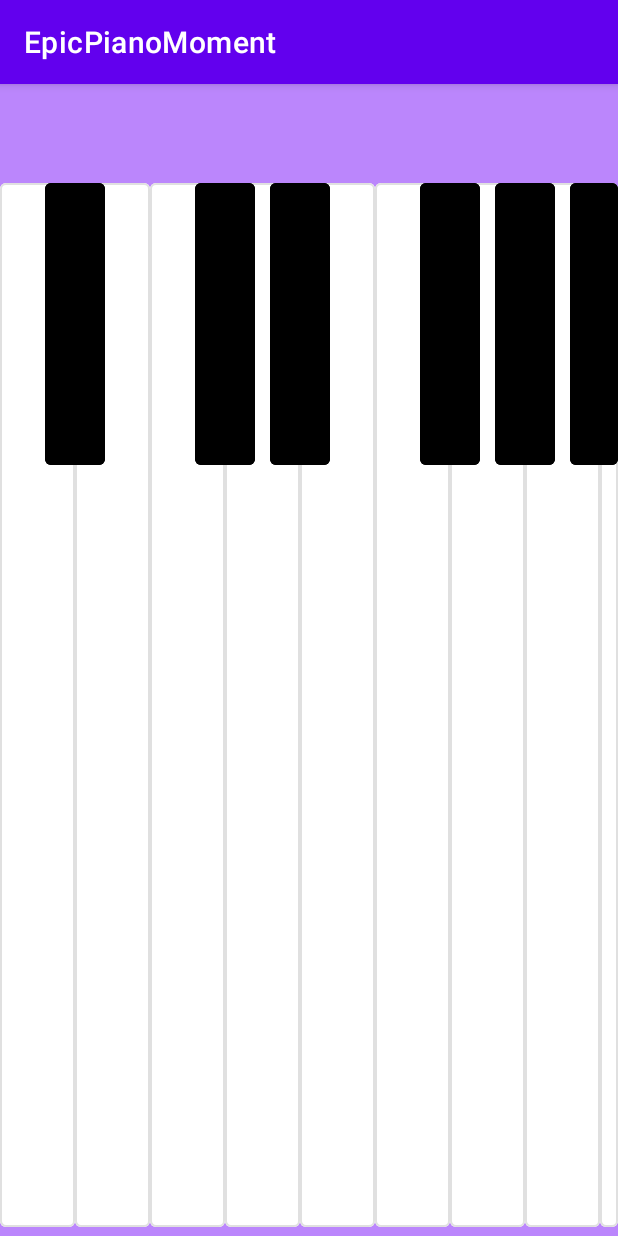
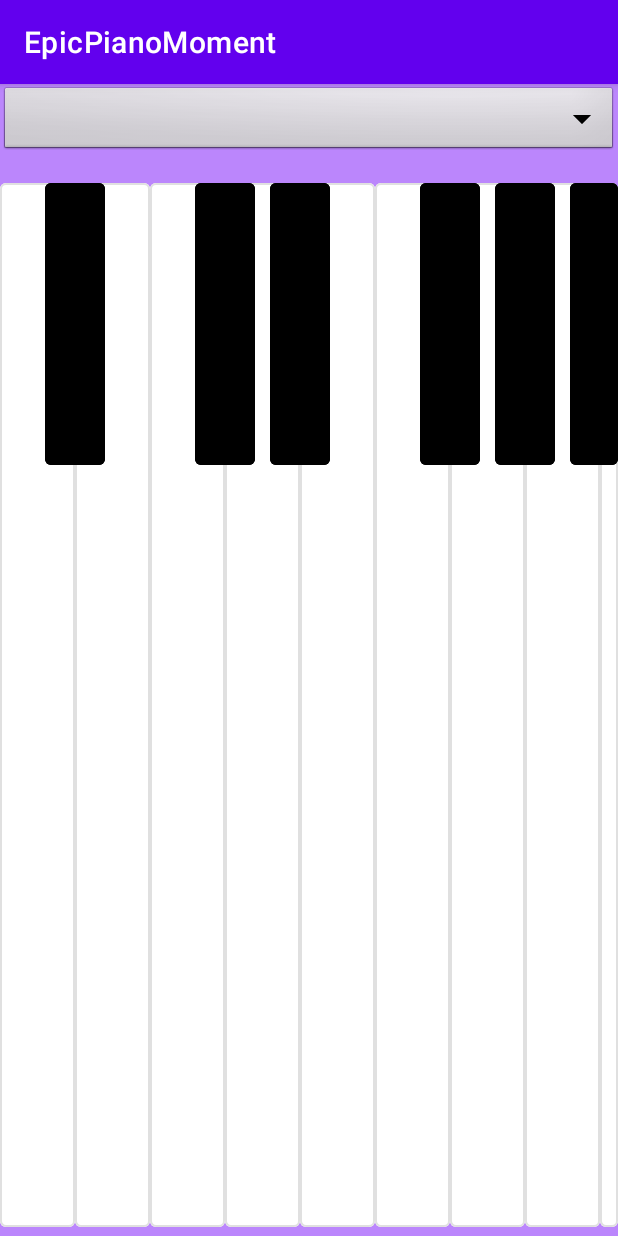
Before and after one commit to MarioARC/EpicPianoMoment, an Android app: the screen it shows after launch (MainActivity), on a phone screen of 412 x 824 dp. Run offline under Robolectric (Android 15) with nearby library versions, the phone set to English and light mode, and no system bars.

Commit message:
added spinner dropdown

```diff
--- a/app/src/main/java/com/example/epicpianomoment/MainActivity.java
+++ b/app/src/main/java/com/example/epicpianomoment/MainActivity.java
@@ -3,6 +3,9 @@ package com.example.epicpianomoment;
 import androidx.appcompat.app.AppCompatActivity;
 
 import android.os.Bundle;
+import android.view.View;
+import android.widget.ArrayAdapter;
+import android.widget.Spinner;
 
 public class MainActivity extends AppCompatActivity {
 
--- a/app/src/main/res/layout/activity_main.xml
+++ b/app/src/main/res/layout/activity_main.xml
@@ -7,6 +7,13 @@
     android:orientation="vertical"
     android:background="@color/purple_200"
     tools:context=".MainActivity">
+
+    <Spinner
+        android:id="@+id/spinner"
+        android:layout_width="match_parent"
+        android:layout_height="wrap_content"
+        android:background="@android:drawable/btn_dropdown"
+        android:spinnerMode="dropdown" />
 
     <Button
         android:id="@+id/o0keyA"
```
